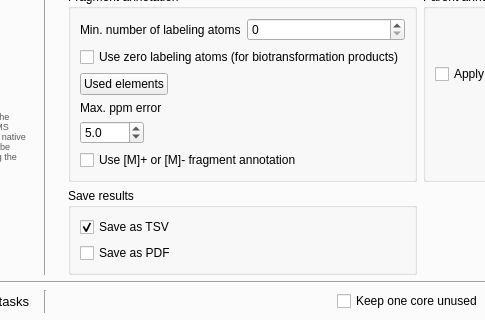
Qt form mePyGuis/guis/FE_mainWindow.ui (chrboku/MetExtract-II) before a commit; both pictures show x 215 to 700 and y 189 to 509 of the 1391 by 840 pixel window.
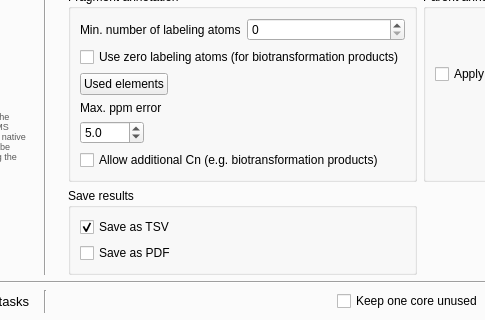
The same form after that commit. The open tabs and pages were chosen to show the change.

Diff of the .ui file:
```diff
--- a/mePyGuis/guis/FE_mainWindow.ui
+++ b/mePyGuis/guis/FE_mainWindow.ui
@@ -654,7 +654,7 @@
                <item row="6" column="0">
                 <widget class="QCheckBox" name="useRadicalIonCheckbox">
                  <property name="text">
-                  <string>Use [M]+ or [M]- fragment annotation</string>
+                  <string>Allow additional Cn (e.g. biotransformation products)</string>
                  </property>
                 </widget>
                </item>
```
Left out of the diff: 4 changed lines with no effect on the pictures.
